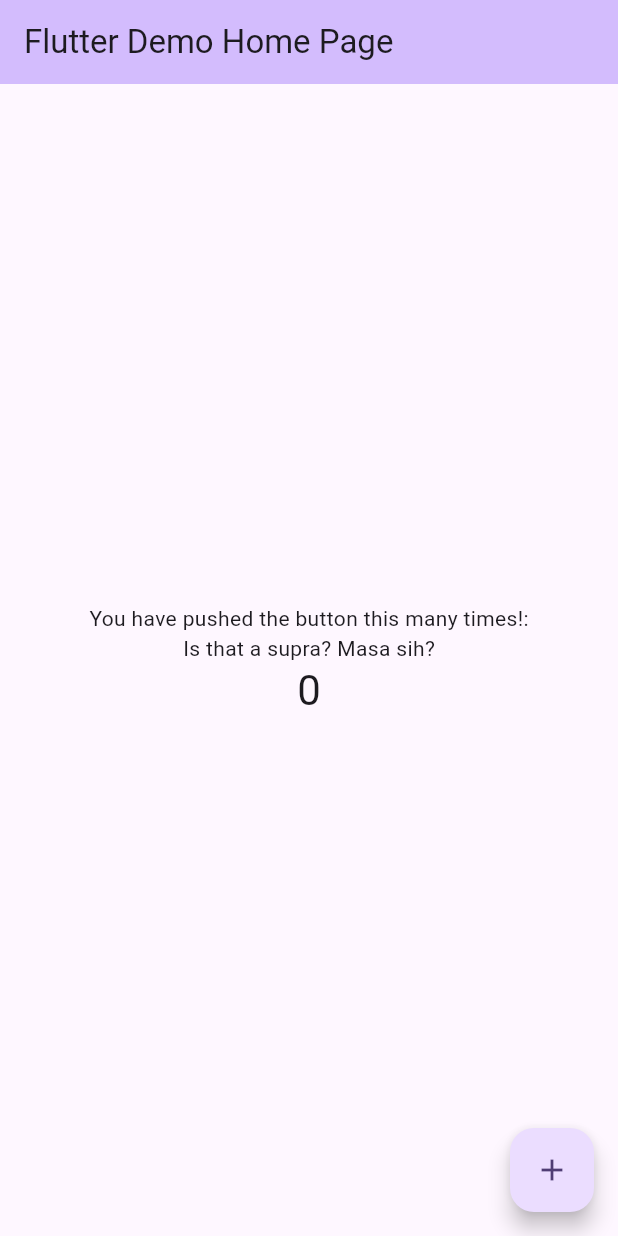
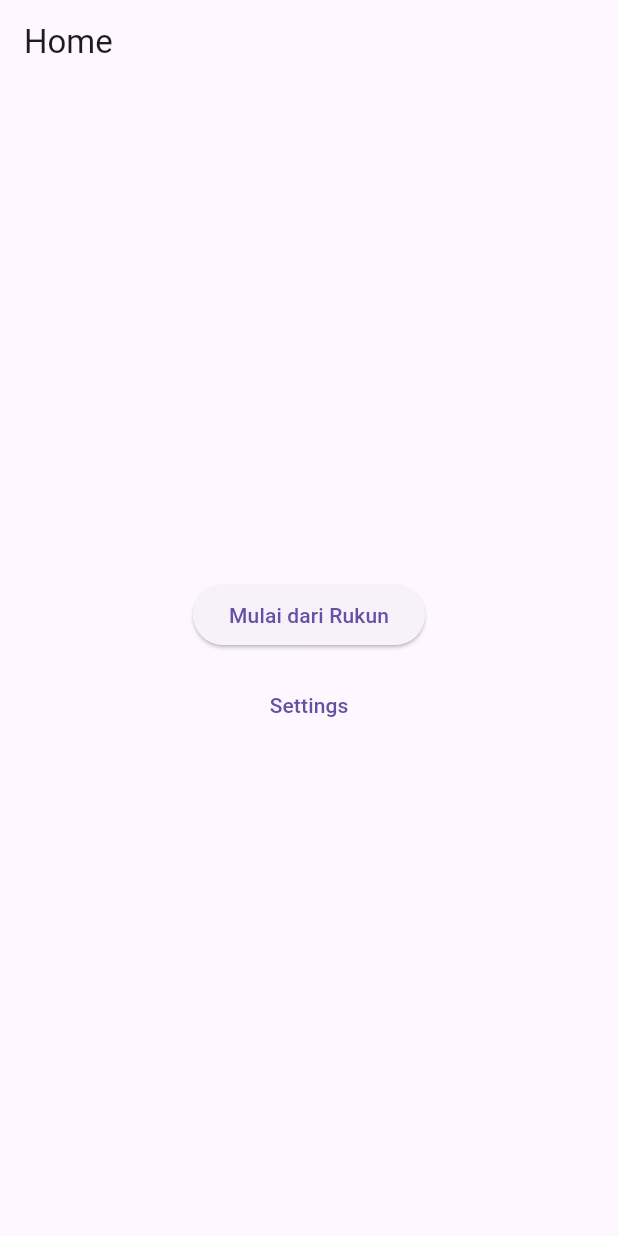
Before and after one commit to frsnmk/teman_solat, a Flutter app: the screen it shows after launch, on a phone screen of 412 x 824 dp. Run offline on Flutter 3.47's test engine with Material 3 defaults, Android fonts, the phone set to English and light mode, and no system bars; our stand-ins replace flutter_riverpod, go_router, hive_flutter; accounts and stored records are empty.

Commit message:
feat: Implement initial app structure, routing, and Rukun content display from assets.

```diff
--- /dev/null
+++ b/lib/app/app.dart
@@ -0,0 +1,19 @@
+import 'package:flutter/material.dart';
+import 'package:flutter_riverpod/flutter_riverpod.dart';
+
+import 'router.dart';
+
+class MyApp extends ConsumerWidget {
+  const MyApp({super.key});
+
+  @override
+  Widget build(BuildContext context, WidgetRef ref) {
+    final router = ref.watch(appRouterProvider);
+    return MaterialApp.router(
+      debugShowCheckedModeBanner: false,
+      title: 'Teman Solat',
+      theme: ThemeData(useMaterial3: true),
+      routerConfig: router,
+    );
+  }
+}
--- /dev/null
+++ b/lib/app/router.dart
@@ -0,0 +1,46 @@
+import 'package:flutter_riverpod/flutter_riverpod.dart';
+import 'package:go_router/go_router.dart';
+import 'package:teman_solat/features/home/home_screen.dart';
+import 'package:teman_solat/features/rukun/rukun_detail_screen.dart';
+import 'package:teman_solat/features/rukun/rukun_list_screen.dart';
+import 'package:teman_solat/features/settings/settings_screen.dart';
+
+import 'package:flutter/material.dart'; //sementara (sebelum dipindah isian dari kamera dan practice)
+
+final appRouterProvider = Provider<GoRouter>((ref) {
+  return GoRouter(
+    initialLocation: '/',
+    routes: [
+      GoRoute(path: '/', builder: (context, state) => const HomeScreen()),
+      GoRoute(
+        path: '/rukun',
+        builder: (context, state) => const RukunListScreen(),
+      ),
+      GoRoute(
+        path: '/rukun/:id',
+        builder: (context, state) {
+          final id = state.pathParameters['id']!;
+          return RukunDetailScreen(rukunId: id);
+        },
+      ),
+      GoRoute(
+        path: '/settings',
+        builder: (context, state) => const SettingsScreen(),
+      ),
+      GoRoute(
+        path: '/rukun/:id/practice',
+        builder: (_, state) => Scaffold(
+          appBar: AppBar(title: const Text('Latihan')),
+          body: Center(child: Text('Practice: ${state.pathParameters['id']}')),
+        ),
+      ),
+      GoRoute(
+        path: '/rukun/:id/camera',
+        builder: (_, state) => Scaffold(
+          appBar: AppBar(title: const Text('Koreksi Kamera')),
+          body: Center(child: Text('Camera: ${state.pathParameters['id']}')),
+        ),
+      ),
+    ],
+  );
+});
--- /dev/null
+++ b/lib/features/home/home_screen.dart
@@ -0,0 +1,29 @@
+import 'package:flutter/material.dart';
+import 'package:go_router/go_router.dart';
+
+class HomeScreen extends StatelessWidget {
+  const HomeScreen({super.key});
+
+  @override
+  Widget build(BuildContext context) {
+    return Scaffold(
+      appBar: AppBar(title: const Text('Home')),
+      body: Center(
+        child: Column(
+          mainAxisSize: MainAxisSize.min,
+          children: [
+            ElevatedButton(
+              onPressed: () => context.go('/rukun'),
+              child: const Text('Mulai dari Rukun'),
+            ),
+            const SizedBox(height: 12),
+            TextButton(
+              onPressed: () => context.go('/settings'),
+              child: const Text('Settings'),
+            ),
+          ],
+        ),
+      ),
+    );
+  }
+}
--- /dev/null
+++ b/lib/features/settings/settings_screen.dart
@@ -0,0 +1,13 @@
+import 'package:flutter/material.dart';
+
+class SettingsScreen extends StatelessWidget {
+  const SettingsScreen({super.key});
+
+  @override
+  Widget build(BuildContext context) {
+    return Scaffold(
+      appBar: AppBar(title: const Text('Settings')),
+      body: const Center(child: Text('Settings page')),
+    );
+  }
+}
--- a/lib/main.dart
+++ b/lib/main.dart
@@ -1,123 +1,14 @@
 import 'package:flutter/material.dart';
+import 'package:flutter_riverpod/flutter_riverpod.dart';
+import 'package:hive_flutter/hive_flutter.dart';
+import 'app/app.dart';
 
-void main() {
-  runApp(const MyApp());
+void main() async {
+  WidgetsFlutterBinding.ensureInitialized();
+
+  await Hive.initFlutter();
+  await Hive.openBox('settings');
+  await Hive.openBox('user');
+
+  runApp(const ProviderScope(child: MyApp()));
 }
-
-class MyApp extends StatelessWidget {
-  const MyApp({super.key});
-
-  // This widget is the root of your application.
-  @override
-  Widget build(BuildContext context) {
-    return MaterialApp(
-      title: 'Flutter Demo',
-      theme: ThemeData(
-        // This is the theme of your application.
-        //
-        // TRY THIS: Try running your application with "flutter run". You'll see
-        // the application has a purple toolbar. Then, without quitting the app,
-        // try changing the seedColor in the colorScheme below to Colors.green
-        // and then invoke "hot reload" (save your changes or press the "hot
-        // reload" button in a Flutter-supported IDE, or press "r" if you used
-        // the command line to start the app).
-        //
-        // Notice that the counter didn't reset back to zero; the application
-        // state is not lost during the reload. To reset the state, use hot
-        // restart instead.
-        //
-        // This works for code too, not just values: Most code changes can be
-        // tested with just a hot reload.
-        colorScheme: .fromSeed(seedColor: Colors.deepPurple),
-      ),
-      home: const MyHomePage(title: 'Flutter Demo Home Page'),
-    );
-  }
-}
-
-class MyHomePage extends StatefulWidget {
-  const MyHomePage({super.key, required this.title});
-
-  // This widget is the home page of your application. It is stateful, meaning
-  // that it has a State object (defined below) that contains fields that affect
-  // how it looks.
-
-  // This class is the configuration for the state. It holds the values (in this
-  // case the title) provided by the parent (in this case the App widget) and
-  // used by the build method of the State. Fields in a Widget subclass are
-  // always marked "final".
-
-  final String title;
-
-  @override
-  State<MyHomePage> createState() => _MyHomePageState();
-}
-
-class _MyHomePageState extends State<MyHomePage> {
-  int _counter = 0;
-
-  void _incrementCounter() {
-    setState(() {
-      // This call to setState tells the Flutter framework that something has
-      // changed in this State, which causes it to rerun the build method below
-      // so that the display can reflect the updated values. If we changed
-      // _counter without calling setState(), then the build method would not be
-      // called again, and so nothing would appear to happen.
-      _counter++;
-    });
-  }
-
-  @override
-  Widget build(BuildContext context) {
-    // This method is rerun every time setState is called, for instance as done
-    // by the _incrementCounter method above.
-    //
-    // The Flutter framework has been optimized to make rerunning build methods
-    // fast, so that you can just rebuild anything that needs updating rather
-    // than having to individually change instances of widgets.
-    return Scaffold(
-      appBar: AppBar(
-        // TRY THIS: Try changing the color here to a specific color (to
-        // Colors.amber, perhaps?) and trigger a hot reload to see the AppBar
-        // change color while the other colors stay the same.
-        backgroundColor: Theme.of(context).colorScheme.inversePrimary,
-        // Here we take the value from the MyHomePage object that was created by
-        // the App.build method, and use it to set our appbar title.
-        title: Text(widget.title),
-      ),
-      body: Center(
-        // Center is a layout widget. It takes a single child and positions it
-        // in the middle of the parent.
-        child: Column(
-          // Column is also a layout widget. It takes a list of children and
-          // arranges them vertically. By default, it sizes itself to fit its
-          // children horizontally, and tries to be as tall as its parent.
-          //
-          // Column has various properties to control how it sizes itself and
-          // how it positions its children. Here we use mainAxisAlignment to
-          // center the children vertically; the main axis here is the vertical
-          // axis because Columns are vertical (the cross axis would be
-          // horizontal).
-          //
-          // TRY THIS: Invoke "debug painting" (choose the "Toggle Debug Paint"
-          // action in the IDE, or press "p" in the console), to see the
-          // wireframe for each widget.
-          mainAxisAlignment: .center,
-          children: [
-            const Text('You have pushed the button this many times!:'),
-            const Text('Is that a supra? Masa sih?'),
-            Text(
-              '$_counter',
-              style: Theme.of(context).textTheme.headlineMedium,
-            ),
-          ],
-        ),
-      ),
-      floatingActionButton: FloatingActionButton(
-        onPressed: _incrementCounter,
-        tooltip: 'Increment',
-        child: const Icon(Icons.add),
-      ),
-    );
-  }
-}
```
Also changed, not shown: assets/contents/rukun/index.json (added, +89 -0 lines), assets/contents/rukun/ruku.json (added, +59 -0 lines), lib/data/content_repo.dart (added, +17 -0 lines), lib/data/providers.dart (added, +17 -0 lines), lib/features/rukun/rukun_detail_screen.dart (added, +233 -0 lines), lib/features/rukun/rukun_list_screen.dart (added, +41 -0 lines), pubspec.yaml (+11 -0 lines), pubspec.lock, 2 other files.
